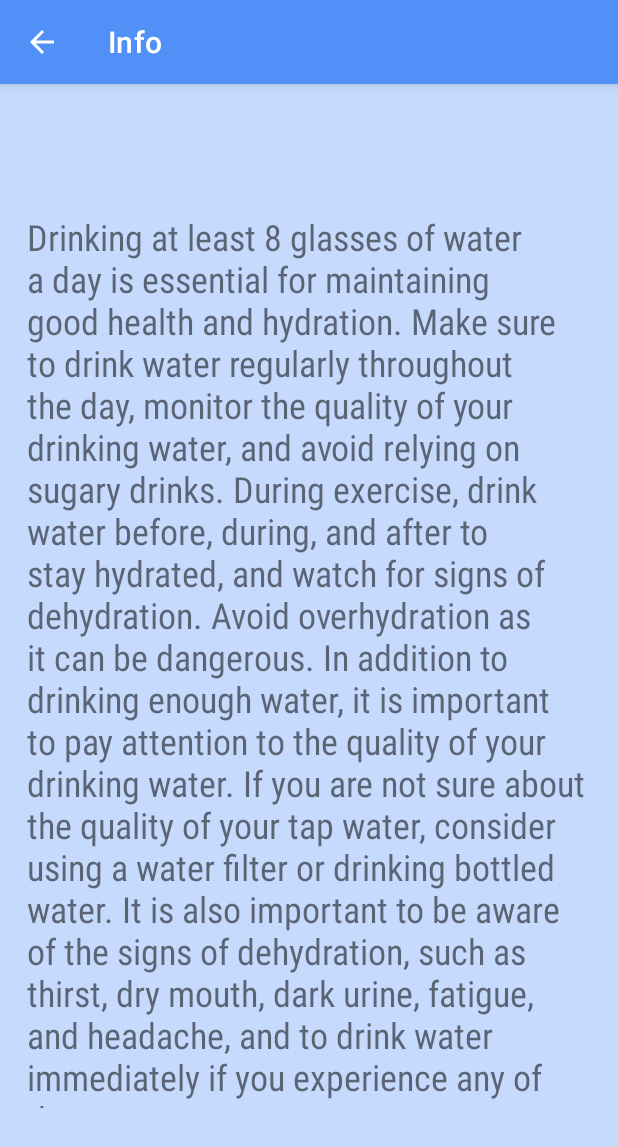
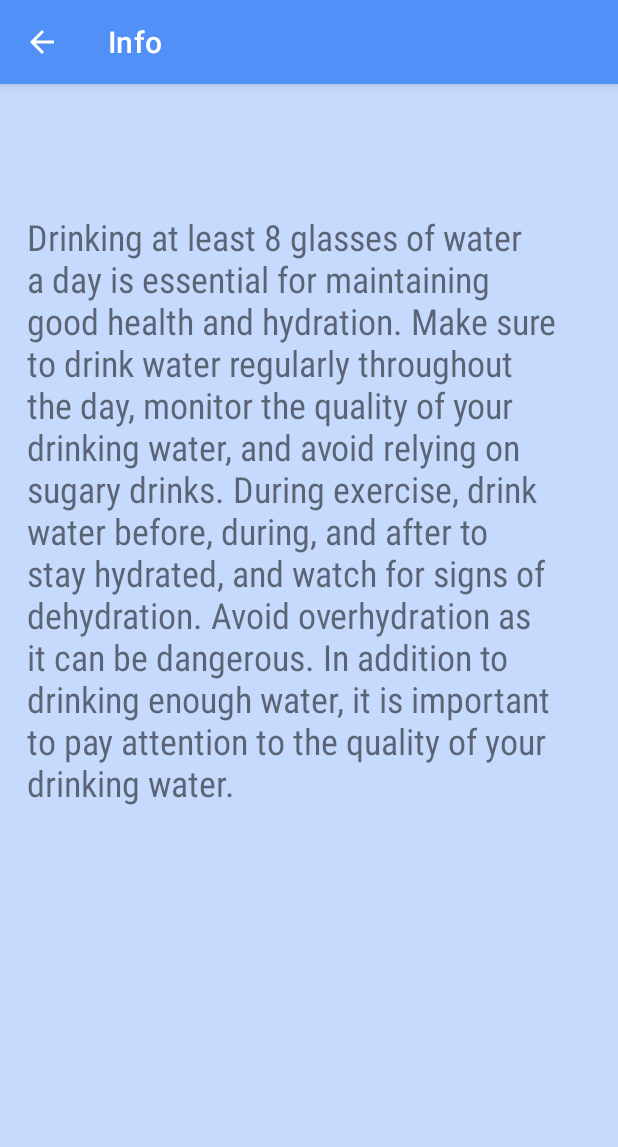
Before and after one commit to Samikshap85/MyWaterTracker, an Android app: the InfoText screen opened directly, with no data from a screen before it, on a phone screen of 412 x 824 dp. Shown: the top 1147 px of the screen. Run offline under Robolectric (Android 15) with nearby library versions, the phone set to English and light mode, and no system bars; Roboto replaces fonts that are not available here.

Commit message:
made some changes on info button

```diff
--- a/app/src/main/res/values/strings.xml
+++ b/app/src/main/res/values/strings.xml
@@ -18,10 +18,7 @@
         on sugary drinks. During exercise, drink water before, during, and after to stay hydrated,
         and watch for signs of dehydration. Avoid overhydration as it can be dangerous.
         In addition to drinking enough water, it is important to pay attention to the quality of
-        your drinking water. If you are not sure about the quality of your tap water, consider using
-        a water filter or drinking bottled water. It is also important to be aware of the signs of
-        dehydration, such as thirst, dry mouth, dark urine, fatigue, and headache, and to drink water
-        immediately if you experience any of these symptoms.
+        your drinking water.
       </string>
     <string name="remind_me">Remind me to drink </string>
     <string name="show_daily_consumption">Click the date to see your daily water consumption</string>
```
